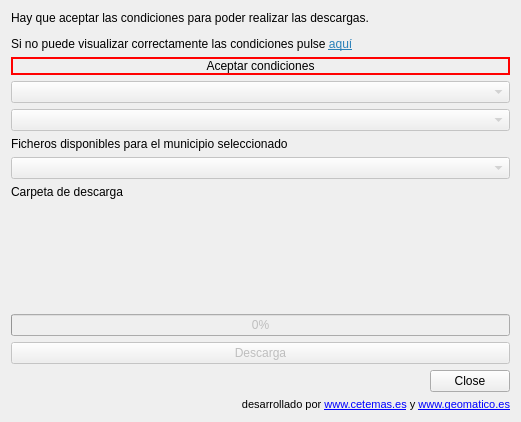
Before: the Qt Designer form ui/main_window.ui in geomatico/qgis-sigpac, drawn with Qt 5.
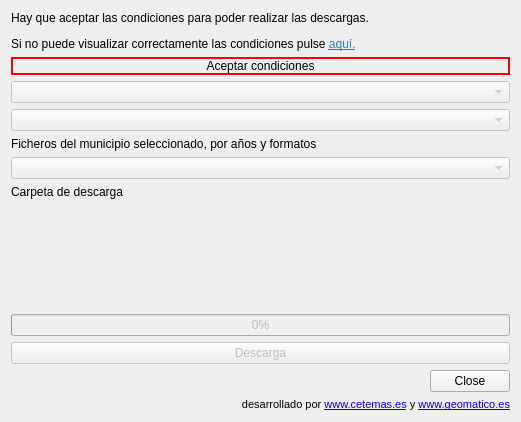
After: the same form once the commit is applied. Custom widgets are drawn as their Qt base class.

```diff
--- a/ui/main_window.ui
+++ b/ui/main_window.ui
@@ -26,7 +26,7 @@
       <enum>Qt::LeftToRight</enum>
      </property>
      <property name="text">
-      <string>&lt;html&gt;&lt;head/&gt;&lt;body&gt;&lt;p&gt;Hay que aceptar las condiciones para poder realizar las descargas. &lt;/p&gt;&lt;p&gt;Si no puede visualizar correctamente las condiciones pulse &lt;a href=&quot;https://www.fega.gob.es/orig/pdfs/20201215_Licencia_SIGPAC_Servicio_Descarga.pdf&quot;&gt;&lt;span style=&quot; text-decoration: underline; color:#2980b9;&quot;&gt;aquí&lt;/span&gt;&lt;/a&gt;&lt;/p&gt;&lt;/body&gt;&lt;/html&gt;</string>
+      <string>&lt;html&gt;&lt;head/&gt;&lt;body&gt;&lt;p&gt;Hay que aceptar las condiciones para poder realizar las descargas. &lt;/p&gt;&lt;p&gt;Si no puede visualizar correctamente las condiciones pulse &lt;a href=&quot;https://www.fega.gob.es/orig/pdfs/20201215_Licencia_SIGPAC_Servicio_Descarga.pdf&quot;&gt;&lt;span style=&quot; text-decoration: underline; color:#2980b9;&quot;&gt;aquí.&lt;/span&gt;&lt;/a&gt;&lt;/p&gt;&lt;/body&gt;&lt;/html&gt;</string>
      </property>
      <property name="textFormat">
       <enum>Qt::AutoText</enum>
@@ -60,7 +60,7 @@
    <item>
     <widget class="QLabel" name="label">
      <property name="text">
-      <string>Ficheros disponibles para el municipio seleccionado</string>
+      <string>Ficheros del municipio seleccionado, por años y formatos</string>
      </property>
     </widget>
    </item>
```
